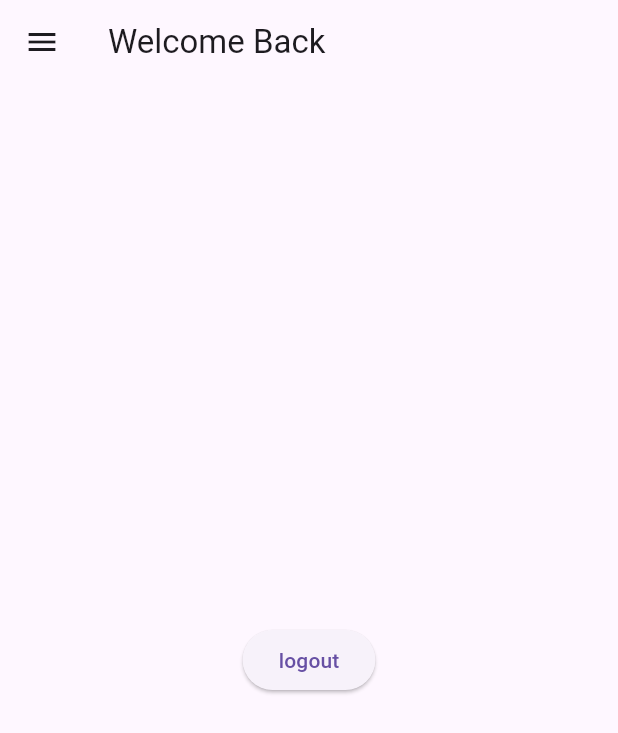
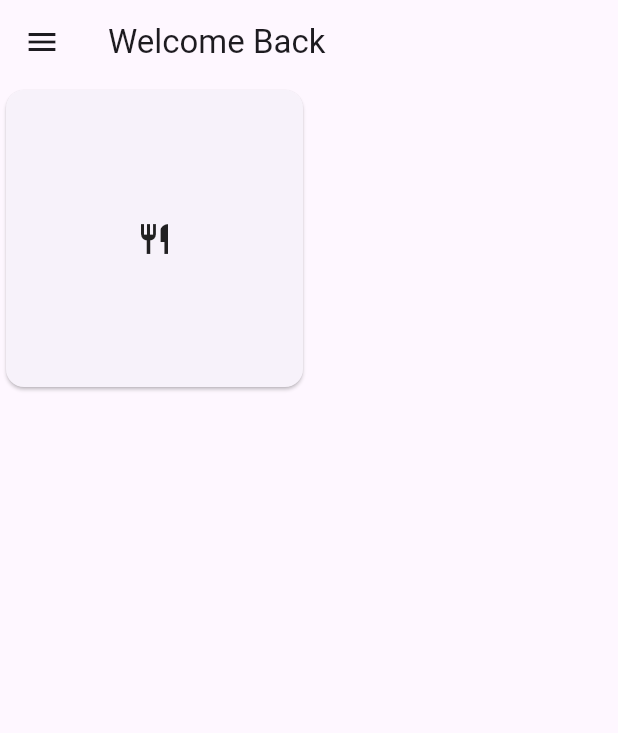
Before and after one commit to Zer0-01/Flutter-Recipe-Shot, a Flutter app: the HomeView screen opened by its route, on a phone screen of 412 x 824 dp. Shown: the top 733 px of the screen. Run offline on Flutter 3.47's test engine with Material 3 defaults, Android fonts, the phone set to English and light mode, and no system bars; our stand-ins replace firebase_auth, firebase_core; accounts and stored records are empty.

Commit message:
feat: add home view feature
create view and view model for home
create navigation to recipes view

```diff
--- a/lib/features/home/view/home_view.dart
+++ b/lib/features/home/view/home_view.dart
@@ -1,5 +1,5 @@
-import 'package:firebase_auth/firebase_auth.dart';
 import 'package:flutter/material.dart';
+import 'package:flutter_recipe_shot/features/home/vm/home_vm.dart';
 import 'package:flutter_recipe_shot/res/colors/app_colors.dart';
 
 class HomeView extends StatefulWidget {
@@ -11,6 +11,7 @@ class HomeView extends StatefulWidget {
 }
 
 class _HomeViewState extends State<HomeView> {
+  HomeVm vm = HomeVm();
   @override
   Widget build(BuildContext context) {
     return Scaffold(
@@ -36,13 +37,18 @@ class _HomeViewState extends State<HomeView> {
           ],
         ),
       ),
-      body: Center(
-        child: ElevatedButton(
-          onPressed: () {
-            FirebaseAuth.instance.signOut();
-          },
-          child: const Text('logout'),
-        ),
+      body: GridView.count(
+        crossAxisCount: 2,
+        children: <Widget>[
+          GestureDetector(
+            onTap: () {
+              vm.toRecipesView(context);
+            },
+            child: Card(
+              child: Icon(Icons.restaurant),
+            ),
+          )
+        ],
       ),
     );
   }
--- /dev/null
+++ b/lib/features/home/vm/home_vm.dart
@@ -0,0 +1,8 @@
+import 'package:flutter/material.dart';
+import 'package:flutter_recipe_shot/features/recipes/view/recipes_view.dart';
+
+class HomeVm extends ChangeNotifier {
+  void toRecipesView(BuildContext context) {
+    Navigator.pushNamed(context, RecipesView.id);
+  }
+}
--- a/lib/main.dart
+++ b/lib/main.dart
@@ -1,6 +1,7 @@
 import 'package:firebase_core/firebase_core.dart';
 import 'package:flutter/material.dart';
 import 'package:flutter_recipe_shot/features/home/view/home_view.dart';
+import 'package:flutter_recipe_shot/features/recipes/view/recipes_view.dart';
 import 'package:flutter_recipe_shot/features/signIn/view/signin_view.dart';
 import 'package:flutter_recipe_shot/features/signup/view/signup_view.dart';
 import 'package:flutter_recipe_shot/features/splash/view/splash_view.dart';
@@ -27,6 +28,8 @@ class MyApp extends StatelessWidget {
         SigninView.id: (context) => const SigninView(),
         SignupView.id: (context) => const SignupView(),
         HomeView.id: (context) => const HomeView(),
+        RecipesView.id: (context) => const RecipesView(),
+
       },
       title: 'Recipe Shot',
       theme: ThemeData(primarySwatch: Colors.blue),
```
Also changed, not shown: lib/features/recipes/view/recipes_view.dart (added, +18 -0 lines), lib/features/recipes/vm/recipes_vm.dart (added).
